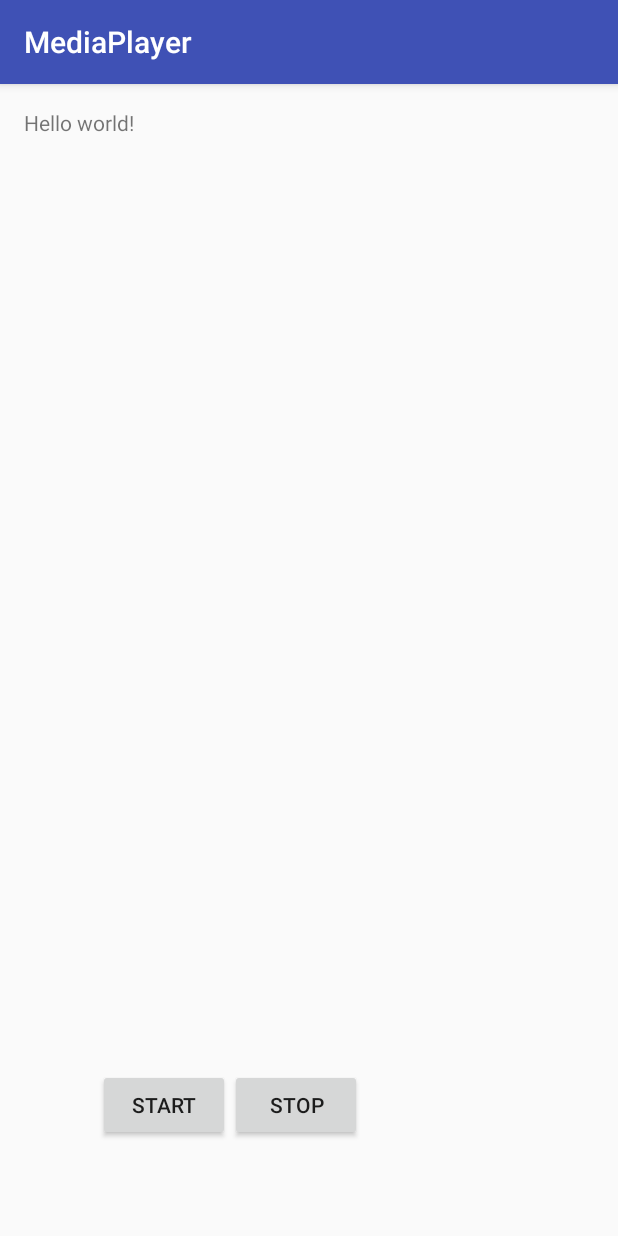
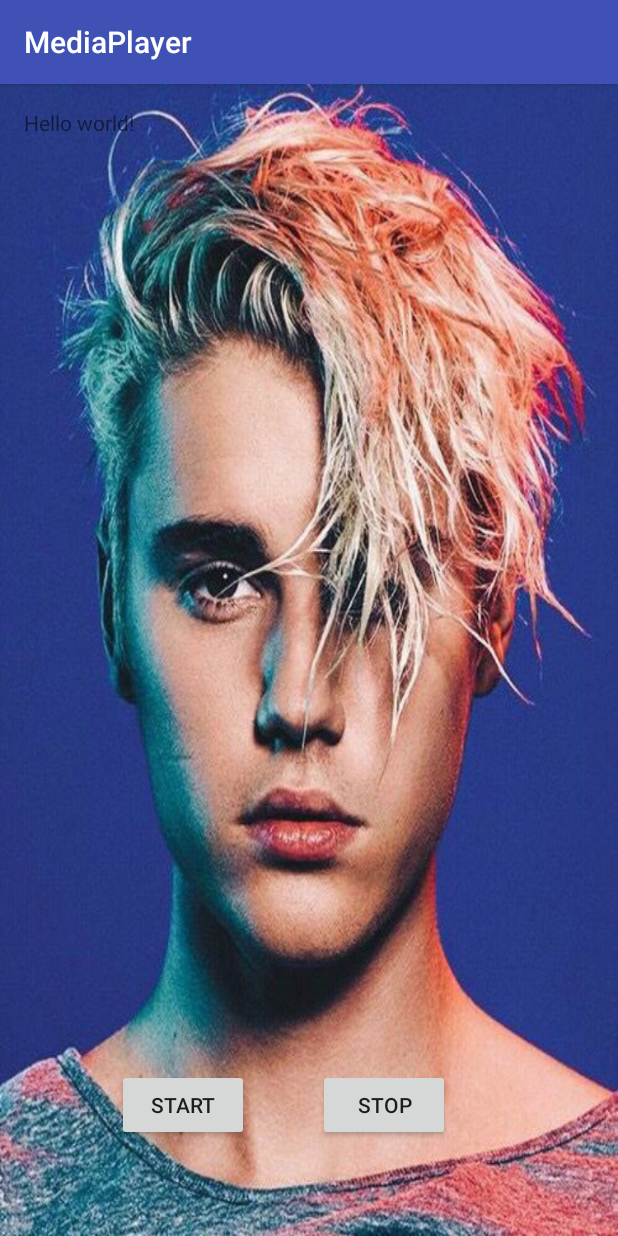
Before and after one commit to tzippy86/media_player, an Android app: the screen it shows after launch (MainActivity), on a phone screen of 412 x 824 dp. Run offline under Robolectric (Android 15) with nearby library versions, the phone set to English and light mode, and no system bars.

Commit message:
added backgrond

```diff
--- a/MediaPlatyer/app/src/main/res/layout/activity_main.xml
+++ b/MediaPlatyer/app/src/main/res/layout/activity_main.xml
@@ -8,8 +8,8 @@
     android:paddingLeft="@dimen/activity_horizontal_margin"
     android:paddingRight="@dimen/activity_horizontal_margin"
     android:paddingTop="@dimen/activity_vertical_margin"
-    tools:context="com.example.tzippy.mediaplatyer.MainActivity">
-
+    tools:context="com.example.tzippy.mediaplatyer.MainActivity"
+    android:background="@drawable/biber">
     <TextView
         android:layout_width="wrap_content"
         android:layout_height="wrap_content"
@@ -24,15 +24,16 @@
         android:id="@+id/stop_button"
         android:layout_alignBaseline="@+id/start_button"
         android:layout_alignBottom="@+id/start_button"
-        android:layout_toEndOf="@+id/start_button" />
+        android:layout_toEndOf="@+id/start_button"
+        android:layout_marginStart="46dp" />
 
     <Button
         android:text="Start"
         android:layout_width="wrap_content"
         android:layout_height="wrap_content"
         android:id="@+id/start_button"
-        android:layout_marginStart="49dp"
+        android:layout_marginStart="62dp"
+        android:layout_marginBottom="47dp"
         android:layout_alignParentBottom="true"
-        android:layout_alignParentStart="true"
-        android:layout_marginBottom="47dp" />
+        android:layout_alignParentStart="true" />
 </RelativeLayout>
```
Also changed, not shown: MediaPlatyer/app/src/main/res/drawable/biber.jpg (added).
